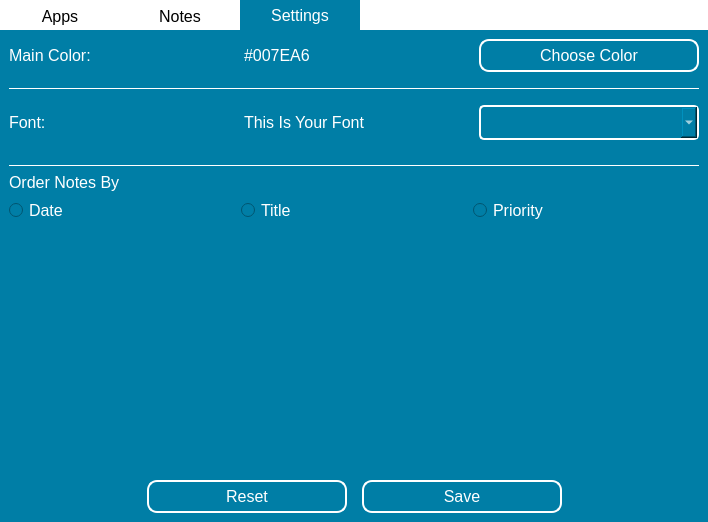
daniel-deru/Runner2, file ui files/Runner2-Main.ui: the form before one commit.
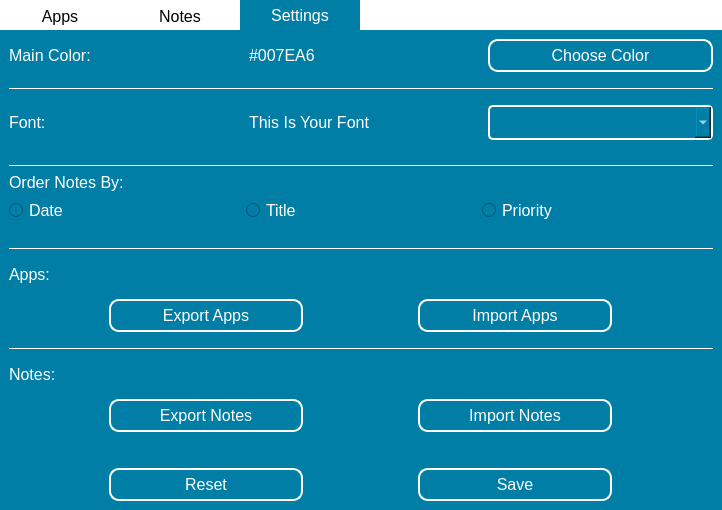
The form after the commit. The open tabs and pages were chosen to show the change. Icons and pictures are not drawn.

Commit message: added import and export function in settings tab

```diff
--- a/ui files/Runner2-Main.ui
+++ b/ui files/Runner2-Main.ui
@@ -6,8 +6,8 @@
    <rect>
     <x>0</x>
     <y>0</y>
-    <width>612</width>
-    <height>522</height>
+    <width>722</width>
+    <height>510</height>
    </rect>
   </property>
   <property name="windowTitle">
@@ -512,7 +512,7 @@
           <item>
            <widget class="QLabel" name="lbl_order">
             <property name="text">
-             <string>Order Notes By</string>
+             <string>Order Notes By:</string>
             </property>
            </widget>
           </item>
@@ -545,7 +545,109 @@
         </widget>
        </item>
        <item>
-        <spacer name="vspcr_main">
+        <widget class="Line" name="line">
+         <property name="frameShadow">
+          <enum>QFrame::Plain</enum>
+         </property>
+         <property name="orientation">
+          <enum>Qt::Horizontal</enum>
+         </property>
+        </widget>
+       </item>
+       <item>
+        <layout class="QVBoxLayout" name="vbox_apps">
+         <item>
+          <layout class="QHBoxLayout" name="hbox_apps_lbl_container">
+           <item>
+            <widget class="QLabel" name="lbl_apps">
+             <property name="text">
+              <string>Apps:</string>
+             </property>
+            </widget>
+           </item>
+          </layout>
+         </item>
+         <item>
+          <layout class="QHBoxLayout" name="hbox_apps_settings">
+           <item>
+            <widget class="QPushButton" name="btn_export_apps">
+             <property name="styleSheet">
+              <string notr="true">max-width: 180px;
+min-width: 180px;</string>
+             </property>
+             <property name="text">
+              <string>Export Apps</string>
+             </property>
+            </widget>
+           </item>
+           <item>
+            <widget class="QPushButton" name="btn_import_apps">
+             <property name="styleSheet">
+              <string notr="true">max-width: 180px;
+min-width: 180px;</string>
+             </property>
+             <property name="text">
+              <string>Import Apps</string>
+             </property>
+            </widget>
+           </item>
+          </layout>
+         </item>
+        </layout>
+       </item>
+       <item>
+        <widget class="Line" name="line_2">
+         <property name="frameShadow">
+          <enum>QFrame::Plain</enum>
+         </property>
+         <property name="orientation">
+          <enum>Qt::Horizontal</enum>
+         </property>
+        </widget>
+       </item>
+       <item>
+        <layout class="QVBoxLayout" name="vbox_notes_settings">
+         <item>
+          <layout class="QHBoxLayout" name="hbox_notes_settings">
+           <item>
+            <widget class="QLabel" name="lbl_notes_settings">
+             <property name="text">
+              <string>Notes:</string>
+             </property>
+            </widget>
+           </item>
+          </layout>
+         </item>
+         <item>
+          <layout class="QHBoxLayout" name="hbox_notes_settings_container">
+           <item>
+            <widget class="QPushButton" name="btn_export_notes">
+             <property name="styleSheet">
+              <string notr="true">max-width: 180px;
+min-width: 180px;</string>
+             </property>
+             <property name="text">
+              <string>Export Notes</string>
+             </property>
+            </widget>
+           </item>
+           <item>
+            <widget class="QPushButton" name="btn_import_notes">
+             <property name="styleSheet">
+              <string notr="true">max-width: 180px;
+min-width: 180px;</string>
+             </property>
+             <property name="text">
+              <string>Import Notes</string>
+             </property>
+            </widget>
+           </item>
+          </layout>
+         </item>
+        </layout>
+       </item>
+       <item>
+        <spacer name="verticalSpacer">
          <property name="orientation">
           <enum>Qt::Vertical</enum>
          </property>
@@ -559,29 +661,17 @@
        </item>
        <item>
         <layout class="QHBoxLayout" name="hbox_save">
-         <item>
-          <spacer name="hspcr_left">
-           <property name="orientation">
-            <enum>Qt::Horizontal</enum>
-           </property>
-           <property name="sizeHint" stdset="0">
-            <size>
-             <width>40</width>
-             <height>20</height>
-            </size>
-           </property>
-          </spacer>
-         </item>
          <item>
           <widget class="QPushButton" name="btn_reset">
            <property name="minimumSize">
             <size>
-             <width>200</width>
+             <width>194</width>
              <height>0</height>
             </size>
            </property>
            <property name="styleSheet">
-            <string notr="true"/>
+            <string notr="true">max-width: 180px;
+min-width: 180px;</string>
            </property>
            <property name="text">
             <string>Reset</string>
@@ -592,31 +682,19 @@
           <widget class="QPushButton" name="btn_save">
            <property name="minimumSize">
             <size>
-             <width>200</width>
+             <width>194</width>
              <height>0</height>
             </size>
            </property>
            <property name="styleSheet">
-            <string notr="true"/>
+            <string notr="true">max-width: 180px;
+min-width: 180px;</string>
            </property>
            <property name="text">
             <string>Save</string>
            </property>
           </widget>
          </item>
-         <item>
-          <spacer name="hspcr_right">
-           <property name="orientation">
-            <enum>Qt::Horizontal</enum>
-           </property>
-           <property name="sizeHint" stdset="0">
-            <size>
-             <width>40</width>
-             <height>20</height>
-            </size>
-           </property>
-          </spacer>
-         </item>
         </layout>
        </item>
       </layout>
```
Left out of the diff: 10 changed lines with no effect on the pictures. The commit also changes 34 other files.
